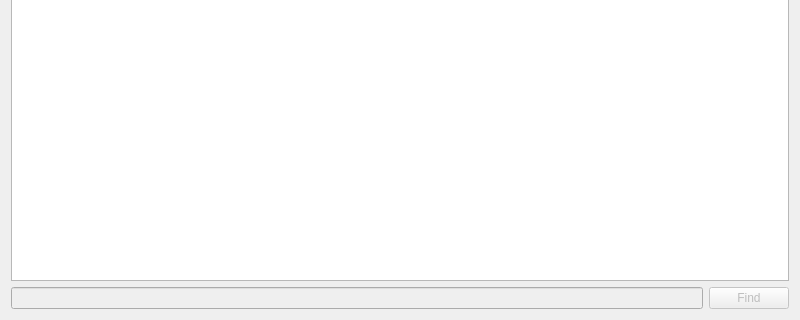
The window that Code/InvertedIndex/indexer.ui (K3V3L/CourseWork_ParallelComputing) describes before a commit, drawn with Qt 5; both pictures show x 0 to 800 and y 280 to 600 of the 800 by 600 pixel window.
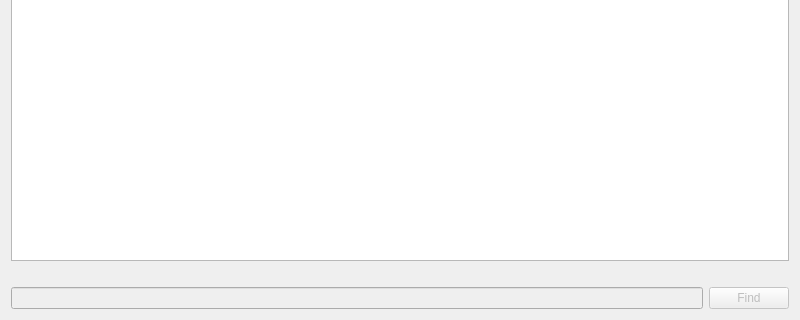
The same window after the commit.

Commit message: gui: status label

```diff
--- a/Code/InvertedIndex/indexer.ui
+++ b/Code/InvertedIndex/indexer.ui
@@ -41,6 +41,16 @@
      </property>
     </widget>
    </item>
+   <item>
+    <widget class="QLabel" name="lStatus">
+     <property name="text">
+      <string/>
+     </property>
+     <property name="alignment">
+      <set>Qt::AlignCenter</set>
+     </property>
+    </widget>
+   </item>
    <item>
     <layout class="QHBoxLayout" name="horizontalLayout">
      <item>
```
The commit also changes 1 other file.
